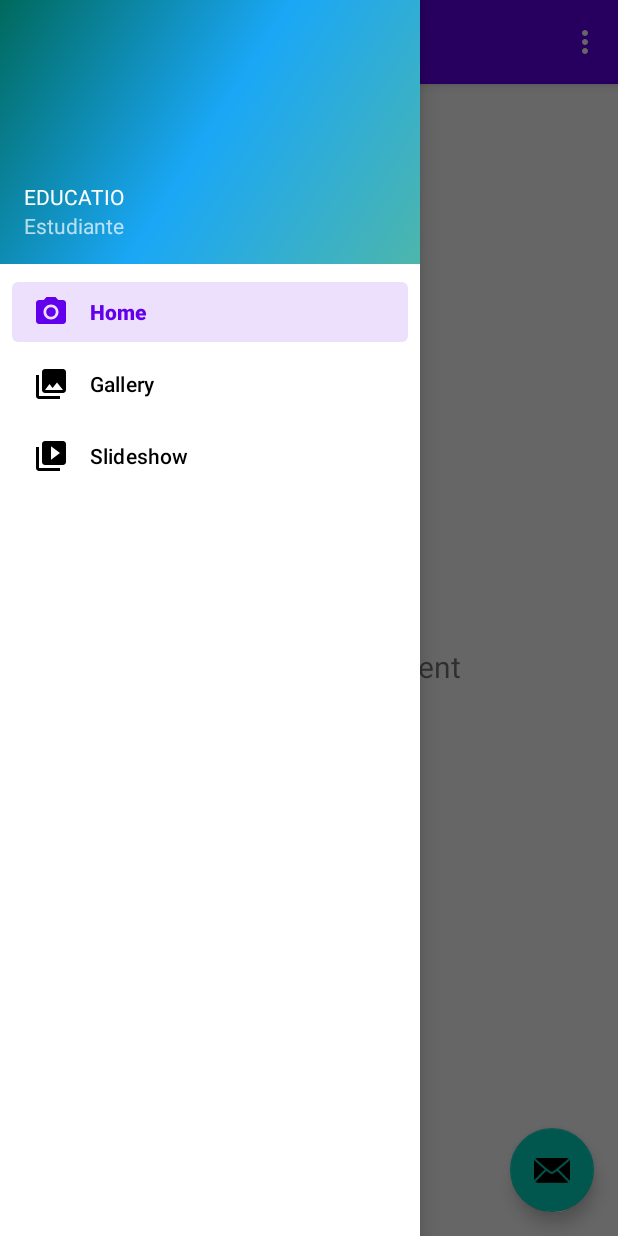
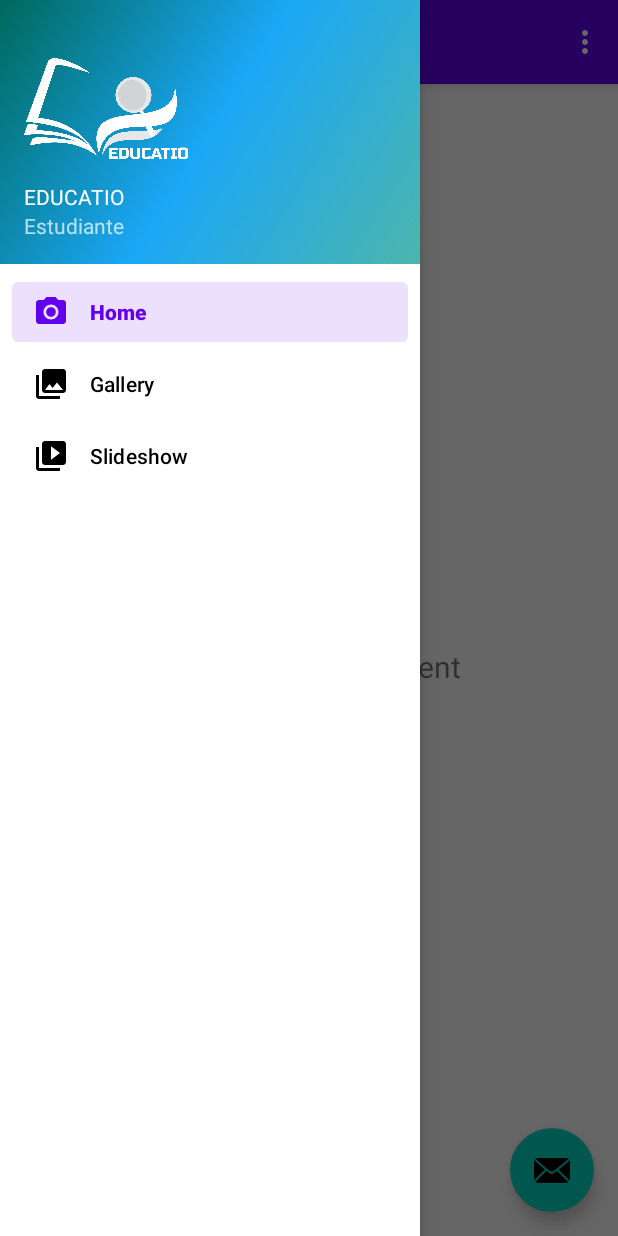
Before and after one commit to valeriafern/Estudiante, an Android app: the screen it shows after launch (MainActivity), with the side drawer open, on a phone screen of 412 x 824 dp. Run offline under Robolectric (Android 15) with nearby library versions, the phone set to English and light mode, and no system bars; our stand-ins replace navigation-ui.

Commit message:
logo blanco

```diff
--- a/app/src/main/res/layout/nav_header_main.xml
+++ b/app/src/main/res/layout/nav_header_main.xml
@@ -18,7 +18,7 @@
         android:layout_height="90dp"
         android:contentDescription="@string/nav_header_desc"
         android:paddingTop="@dimen/nav_header_vertical_spacing"
-       />
+        app:srcCompat="@drawable/logo"/>
 
     <TextView
         android:layout_width="187dp"
```
Also changed, not shown: app/src/main/res/drawable/logo.png (renamed from app/src/main/res/drawable/logoblanco.png).
